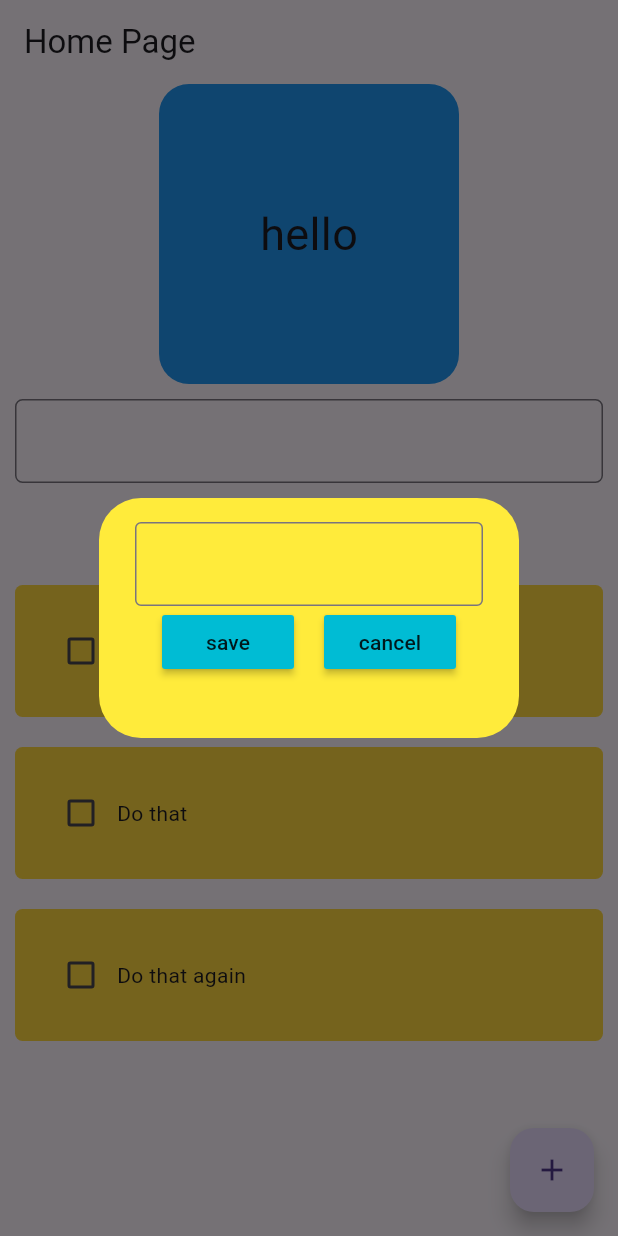
After one commit to mars985/Juno, a Flutter app: the screen it shows after launch, after a tap on the "add" icon, on a phone screen of 412 x 824 dp. The commit adds this screen. Run offline on Flutter 3.47's test engine with Material 3 defaults, Android fonts, the phone set to English and light mode, and no system bars; our stand-ins replace sqflite; accounts and stored records are empty.

Commit message:
learned dialogbox and how to pass functions and shit

```diff
--- a/lib/pages/home_page.dart
+++ b/lib/pages/home_page.dart
@@ -1,6 +1,7 @@
 import 'package:flutter/material.dart';
 import 'package:juno/models/some_database.dart';
 import 'package:juno/models/todotile.dart';
+import 'package:juno/util/dialog_box.dart';
 
 class HomePage extends StatefulWidget {
   const HomePage({super.key});
@@ -28,29 +29,29 @@
 
   String boxText = "hello";
 
-  void createNote() {
-    showDialog(
-      context: context,
-      builder: (context) => AlertDialog(
-        content: TextField(
-          controller: textController,
-        ),
-        actions: [
-          MaterialButton(
-            onPressed: () {
-              // context.Navigator.pop(context);
-              // boxText = textController.text;
-              // ValueNotifier(boxText = textController.text);
-              setState(() {
-                boxText = textController.text;
-              });
-            },
-            child: const Text("Create"),
-          ),
-        ],
-      ),
-    );
-  }
+  // void createNote() {
+  //   showDialog(
+  //     context: context,
+  //     builder: (context) => AlertDialog(
+  //       content: TextField(
+  //         controller: textController,
+  //       ),
+  //       actions: [
+  //         MaterialButton(
+  //           onPressed: () {
+  //             // context.Navigator.pop(context);
+  //             // boxText = textController.text;
+  //             // ValueNotifier(boxText = textController.text);
+  //             setState(() {
+  //               boxText = textController.text;
+  //             });
+  //           },
+  //           child: const Text("Create"),
+  //         ),
+  //       ],
+  //     ),
+  //   );
+  // }
 
   List toDoList = [
     ["Do this", false],
@@ -60,8 +61,32 @@
 
   onCheckboxClicked(value, index) {
     setState(() {
-      toDoList[index][1] = ! toDoList[index][1];
+      toDoList[index][1] = !toDoList[index][1];
     });
+  }
+
+  var _textController = TextEditingController();
+
+  void createNewTask() {
+    showDialog(
+      context: context,
+      builder: (context) {
+        return dialogBox(
+          textController: _textController,
+          onSave: () {
+            setState(() {
+              toDoList.add([_textController.text,false]);
+            });
+            Navigator.of(context).pop();
+            _textController.clear();
+          },
+          onCancel: () {
+            Navigator.of(context).pop();
+            _textController.clear();
+          },
+        );
+      },
+    );
   }
 
   @override
@@ -112,8 +137,8 @@
         ],
       ),
       floatingActionButton: FloatingActionButton(
-        onPressed: createNote,
-        child: const Icon(Icons.text_fields_rounded),
+        onPressed: createNewTask,
+        child: const Icon(Icons.add),
       ),
     );
   }
--- /dev/null
+++ b/lib/util/dialog_box.dart
@@ -0,0 +1,48 @@
+import 'package:flutter/material.dart';
+
+class dialogBox extends StatelessWidget {
+  final textController;
+
+  VoidCallback onCancel;
+  VoidCallback onSave;
+  dialogBox({
+    super.key,
+    required this.textController,
+    required this.onCancel,
+    required this.onSave,
+  });
+
+  @override
+  Widget build(BuildContext context) {
+    return AlertDialog(
+      backgroundColor: Colors.yellow,
+      content: Container(
+        height: 120,
+        decoration: BoxDecoration(borderRadius: BorderRadius.circular(4)),
+        child: Column(
+          children: [
+            TextField(
+                controller: textController,
+                decoration: InputDecoration(border: OutlineInputBorder())),
+            Row(
+              mainAxisAlignment: MainAxisAlignment.center,
+              children: [
+                MaterialButton(
+                  onPressed: onSave,
+                  child: Text("save"),
+                  color: Colors.cyan,
+                ),
+                const SizedBox(width: 20),
+                MaterialButton(
+                  onPressed: onCancel,
+                  child: Text("cancel"),
+                  color: Colors.cyan,
+                ),
+              ],
+            ),
+          ],
+        ),
+      ),
+    );
+  }
+}
```
